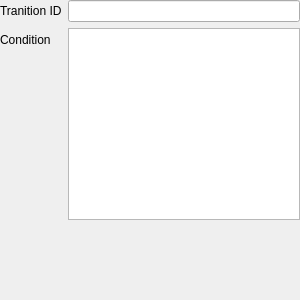
Before: the Qt Designer form src/ui/transition_property_editor.ui in KrivanTomas/icp2026-petri-net, drawn with Qt 5.
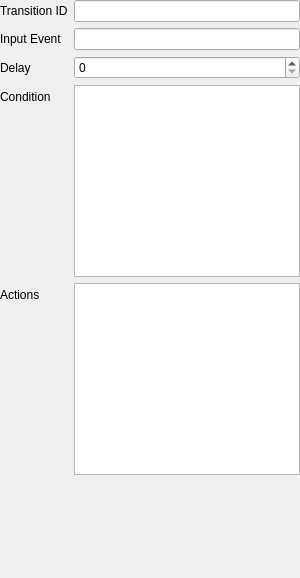
After: the same form once the commit is applied.

Commit message: feat(editor): partial editor sync with petri net model for places and transitions

Diff of the .ui file:
```diff
--- a/src/ui/transition_property_editor.ui
+++ b/src/ui/transition_property_editor.ui
@@ -7,7 +7,7 @@
     <x>0</x>
     <y>0</y>
     <width>300</width>
-    <height>300</height>
+    <height>578</height>
    </rect>
   </property>
   <property name="minimumSize">
@@ -41,7 +41,7 @@
    <item row="0" column="0">
     <widget class="QLabel" name="labelTransitionId">
      <property name="text">
-      <string>Tranition ID</string>
+      <string>Transition ID</string>
      </property>
      <property name="buddy">
       <cstring>TransitionIdLineEdit</cstring>
@@ -51,15 +51,15 @@
    <item row="0" column="1">
     <widget class="QLineEdit" name="TransitionIdLineEdit"/>
    </item>
-   <item row="1" column="0">
+   <item row="3" column="0">
     <widget class="QLabel" name="labelCondition">
      <property name="text">
       <string>Condition</string>
      </property>
     </widget>
    </item>
-   <item row="1" column="1">
-    <widget class="QPlainTextEdit" name="conditionText">
+   <item row="3" column="1">
+    <widget class="QPlainTextEdit" name="conditionPlainTextEdit">
      <property name="baseSize">
       <size>
        <width>0</width>
@@ -68,7 +68,27 @@
      </property>
     </widget>
    </item>
+   <item row="1" column="0">
+    <widget class="QLabel" name="inputEventLabel">
+     <property name="text">
+      <string>Input Event</string>
+     </property>
+    </widget>
+   </item>
+   <item row="1" column="1">
+    <widget class="QLineEdit" name="inputEventLineEdit"/>
+   </item>
    <item row="2" column="1">
+    <widget class="QSpinBox" name="delaySpinBox"/>
+   </item>
+   <item row="2" column="0">
+    <widget class="QLabel" name="delayLabel">
+     <property name="text">
+      <string>Delay</string>
+     </property>
+    </widget>
+   </item>
+   <item row="5" column="1">
     <spacer name="verticalSpacer">
      <property name="orientation">
       <enum>Qt::Orientation::Vertical</enum>
@@ -81,6 +101,16 @@
      </property>
     </spacer>
    </item>
+   <item row="4" column="0">
+    <widget class="QLabel" name="actionsLabel">
+     <property name="text">
+      <string>Actions</string>
+     </property>
+    </widget>
+   </item>
+   <item row="4" column="1">
+    <widget class="QPlainTextEdit" name="actionsPlainTextEdit"/>
+   </item>
   </layout>
  </widget>
  <resources/>
```
The commit also changes 16 other files.
